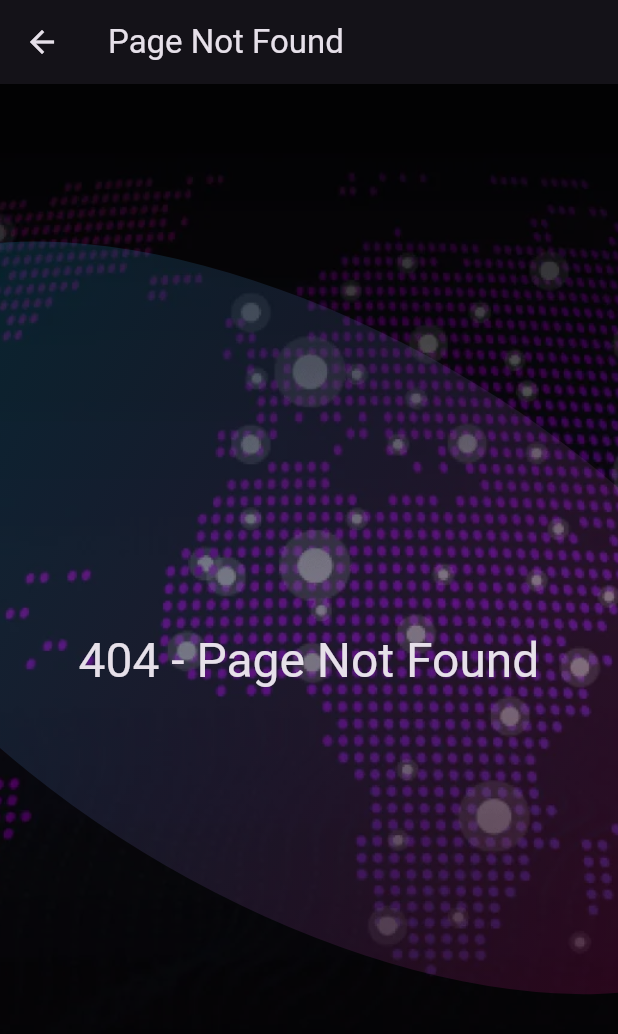
After one commit to timwickey/modeinvestorclub, a Flutter app: the NotFoundScreen screen opened directly, on a phone screen of 412 x 824 dp. The commit adds this screen. Shown: the top 1034 px of the screen. Run offline on Flutter 3.47's test engine with Material 3 defaults, Android fonts, the phone set to English and light mode, and no system bars; our stand-ins replace flutter_dotenv, flutter_svg, go_router, url_strategy; missing offline and left inert: adaptive_navigation, postgres, window_size.

Commit message:
UPDATE: add 404 support

```diff
--- /dev/null
+++ b/lib/src/screens/not_found.dart
@@ -0,0 +1,18 @@
+import 'package:flutter/material.dart';
+
+class NotFoundScreen extends StatelessWidget {
+  const NotFoundScreen({super.key});
+
+  @override
+  Widget build(BuildContext context) {
+    return Scaffold(
+      appBar: AppBar(title: const Text('Page Not Found')),
+      body: Center(
+        child: Text(
+          '404 - Page Not Found',
+          style: Theme.of(context).textTheme.headlineLarge,
+        ),
+      ),
+    );
+  }
+}
```
Also changed, not shown: lib/src/app.dart (+15 -12 lines).
